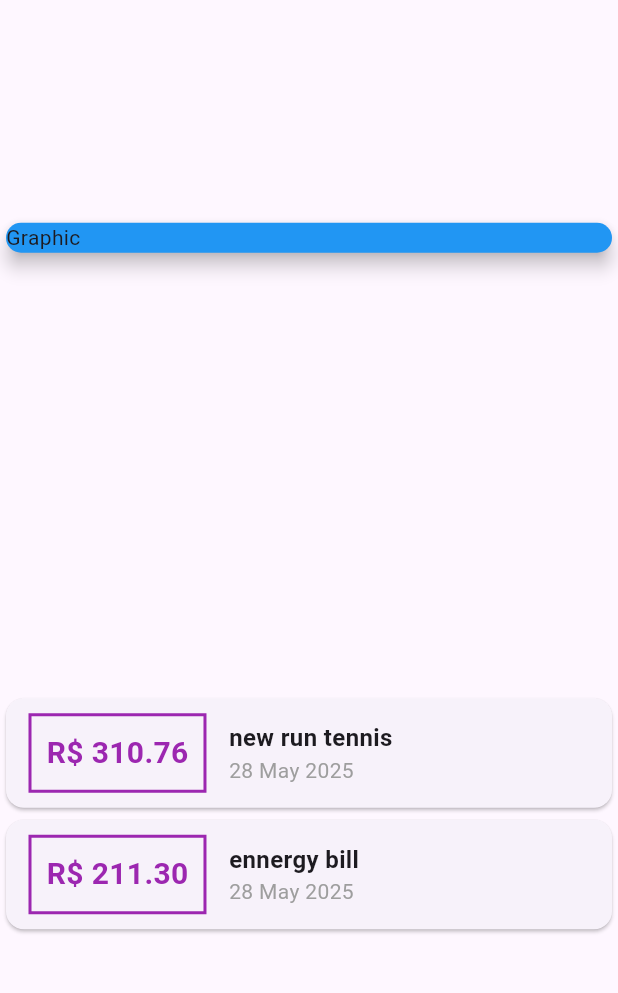
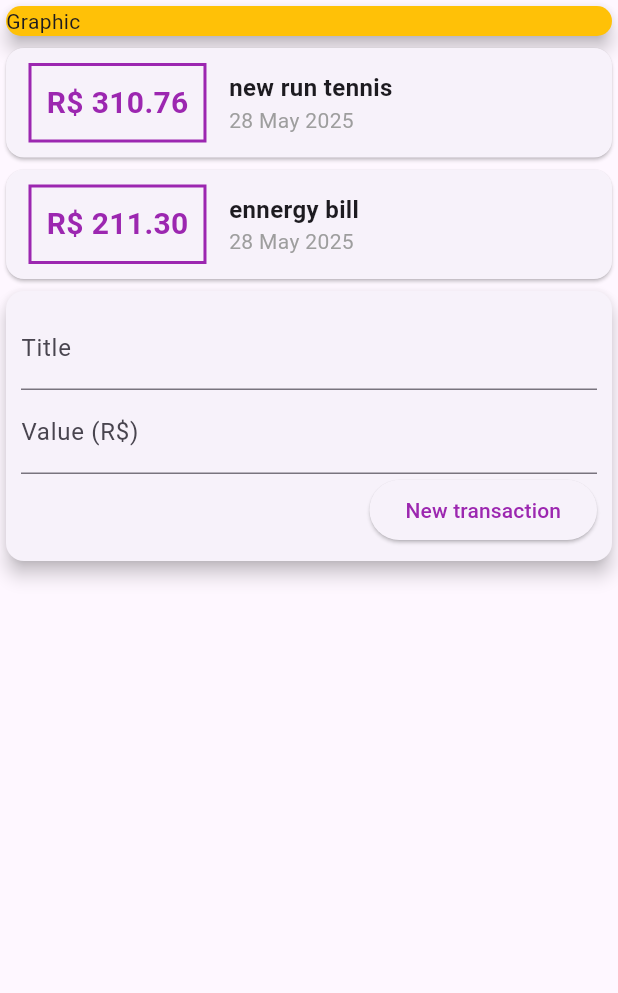
Before and after one commit to joaovtrsantos/personal-expenses-flutter, a Flutter app: the screen it shows after launch, on a phone screen of 412 x 824 dp, the part 84-1077 px from its top. Run offline on Flutter 3.47's test engine with Material 3 defaults, Android fonts, the phone set to English and light mode, and no system bars.

Commit message:
feat:  creating structure to transaction add form.

```diff
--- a/lib/main.dart
+++ b/lib/main.dart
@@ -39,13 +39,12 @@ class MyHomePage extends StatelessWidget {
         backgroundColor: Colors.amber,
       ) ,
       body: Column(
-        mainAxisAlignment: MainAxisAlignment.spaceAround,
         crossAxisAlignment: CrossAxisAlignment.stretch,
         children: [
           SizedBox(
             width: double.infinity,
             child: Card(
-              color: Colors.blue,
+              color: Colors.amber,
               elevation: 5,
               child: Text("Graphic"),
             ),
@@ -87,6 +86,37 @@ class MyHomePage extends StatelessWidget {
                 ),
               );
             }).toList(),
+          ),
+          Card(
+            elevation: 5,
+            child: Padding(
+              padding: const EdgeInsets.all(10),
+              child: Column(
+                children: [
+                  TextField(
+                    decoration: InputDecoration(
+                      labelText: 'Title'
+                    ),
+                  ),
+                  TextField(
+                    decoration: InputDecoration(
+                      labelText: 'Value (R\$)'
+                    ),
+                  ),
+                  Row(
+                    mainAxisAlignment: MainAxisAlignment.end,
+                    children: [
+                      ElevatedButton(
+                        child: Text('New transaction', style: TextStyle(color: Colors.purple),),
+                        onPressed:() {
+
+                        },
+                      ),
+                    ],
+                  )
+                ],
+              ),
+            ),
           )
         ]
       ),
```
